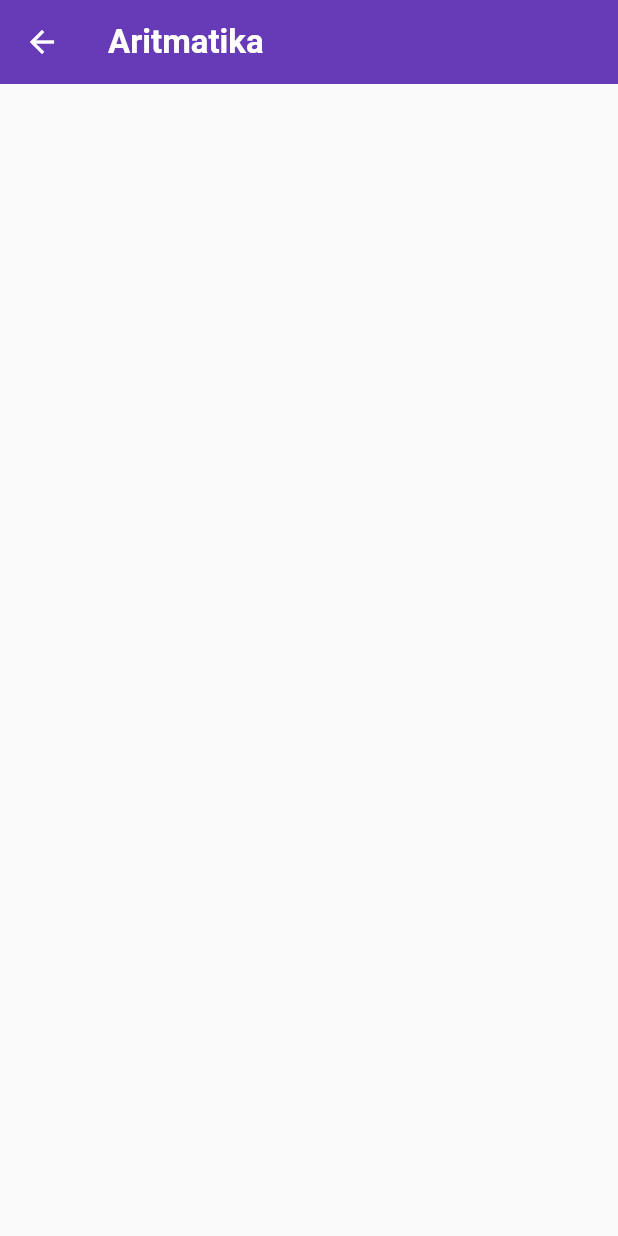
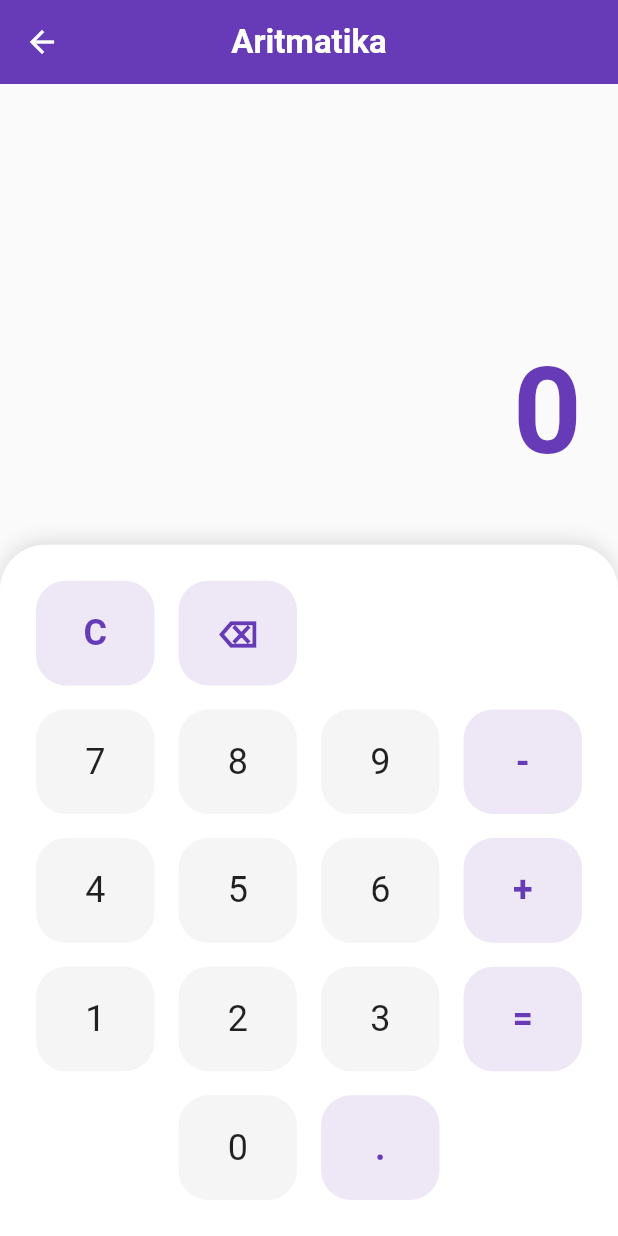
Before and after one commit to exuviadot/tugas2-tpm, a Flutter app: the HomePage screen opened directly, after a tap on "Aritmatika", on a phone screen of 412 x 824 dp. Run offline on Flutter 3.47's test engine with Material 3 defaults, Android fonts, the phone set to English and light mode, and no system bars.

Commit message:
update: data kelompok dan calc page

```diff
--- a/lib/pages/calc_page.dart
+++ b/lib/pages/calc_page.dart
@@ -10,14 +10,170 @@ class CalcPage extends StatefulWidget {
 }
 
 class _CalcPageState extends State<CalcPage> {
+  String _output = "0";
+  String _input = "";
+  double _num1 = 0;
+  String _operator = "";
+
+  void _onButtonPressed(String value) {
+    setState(() {
+      if (value == "C") {
+        _output = "0";
+        _input = "";
+        _num1 = 0;
+        _operator = "";
+      } else if (value == "⌫") {
+        if (_input.isNotEmpty) {
+          _input = _input.substring(0, _input.length - 1);
+          _output = _input.isEmpty ? "0" : _input;
+        }
+      } else if (value == "+" || value == "-") {
+        _num1 = double.tryParse(_input) ?? 0;
+        _operator = value;
+        _input = "";
+      } else if (value == ".") {
+
+        // buat titik
+        if (!_input.contains(".")) {
+          _input = _input.isEmpty ? "0." : _input + ".";
+          _output = _input;
+        }
+      } else if (value == "=") {
+        double num2 = double.tryParse(_input) ?? 0;
+        if (_operator == "+") {
+          _output = (_num1 + num2).toString();
+        } else if (_operator == "-") {
+          _output = (_num1 - num2).toString();
+        }
+
+        if (_output.endsWith(".0")) {
+          _output = _output.substring(0, _output.length - 2);
+        }
+
+        _input = _output;
+        _operator = "";
+      } else {
+        if (_input == "0" && value == "0") return;
+        _input += value;
+        _output = _input;
+      }
+    });
+  }
+
   @override
   Widget build(BuildContext context) {
     return Scaffold(
       backgroundColor: Colors.grey.shade50,
       appBar: AppBar(
-        title: Text(widget.menu.title, style: TextStyle(fontWeight: FontWeight.bold)),
+        title: Text(
+          widget.menu.title,
+          style: const TextStyle(
+            fontWeight: FontWeight.bold
+          )
+        ),
         backgroundColor: Colors.deepPurple,
         foregroundColor: Colors.white,
+        centerTitle: true,
+        elevation: 0,
+      ),
+      body: Column(
+        children: [
+
+          Expanded(
+            flex: 2,
+            child: Container(
+              padding: const EdgeInsets.symmetric(horizontal: 24, vertical: 32),
+              alignment: Alignment.bottomRight,
+              child: Column(
+                mainAxisAlignment: MainAxisAlignment.end,
+                crossAxisAlignment: CrossAxisAlignment.end,
+                children: [
+                  Text(
+                    _operator.isEmpty ? "" : "${_num1.toString().replaceAll(".0", "")} $_operator",
+                    style: const TextStyle(
+                      fontSize: 24,
+                      color: Colors.grey
+                    ),
+                  ),
+                  const SizedBox(height: 8),
+                  FittedBox(
+                    fit: BoxFit.scaleDown,
+                    child: Text(
+                      _output,
+                      style: const TextStyle(
+                        fontSize: 80,
+                        fontWeight: FontWeight.bold,
+                        color: Colors.deepPurple
+                      ),
+                    ),
+                  ),
+                ],
+              ),
+            ),
+          ),
+
+          Expanded(
+            flex: 3,
+            child: Container(
+              padding: const EdgeInsets.all(16),
+              decoration: const BoxDecoration(
+                color: Colors.white,
+                borderRadius: BorderRadius.only(topLeft: Radius.circular(30), topRight: Radius.circular(30)),
+                boxShadow: [BoxShadow(
+                  color: Colors.black12,
+                  blurRadius: 10,
+                  offset: Offset(0, -2)
+                )],
+              ),
+              child: Column(
+                children: [
+                  _buildRow(["C", "⌫", "", ""]),
+                  _buildRow(["7", "8", "9", "-"]),
+                  _buildRow(["4", "5", "6", "+"]),
+                  _buildRow(["1", "2", "3", "="]),
+                  _buildRow(["", "0", ".", ""]),
+                ],
+              ),
+            ),
+          ),
+        ],
+      ),
+    );
+  }
+
+  Widget _buildRow(List<String> values) {
+    return Expanded(
+      child: Row(
+        crossAxisAlignment: CrossAxisAlignment.stretch,
+        children: values.map((val) => _buildButton(val)).toList(),
+      ),
+    );
+  }
+
+  Widget _buildButton(String val) {
+    if (val.isEmpty) return Expanded(child: Container());
+
+    bool isOperator = val == "+" || val == "-" || val == "=" || val == "C" || val == "⌫" || val == ".";
+
+    return Expanded(
+      child: Padding(
+        padding: const EdgeInsets.all(8.0),
+        child: ElevatedButton(
+          onPressed: () => _onButtonPressed(val),
+          style: ElevatedButton.styleFrom(
+            backgroundColor: isOperator ? Colors.deepPurple.shade50 : Colors.grey.shade100,
+            foregroundColor: isOperator ? Colors.deepPurple : Colors.black87,
+            elevation: 0,
+            shape: RoundedRectangleBorder(borderRadius: BorderRadius.circular(20)),
+          ),
+          child: Text(
+            val,
+            style: TextStyle(
+              fontSize: 24,
+              fontWeight: isOperator ? FontWeight.bold : FontWeight.normal
+            ),
+          ),
+        ),
       ),
     );
   }
--- a/lib/pages/home_page.dart
+++ b/lib/pages/home_page.dart
@@ -45,7 +45,7 @@ class HomePage extends StatelessWidget {
             shape: RoundedRectangleBorder(borderRadius: BorderRadius.circular(20)),
             child: InkWell(
               borderRadius: BorderRadius.circular(20),
-              splashColor: menu.color.withValues(alpha: 0.3), // Efek klik berwarna
+              splashColor: menu.color.withValues(alpha: 0.3),
               hoverColor: menu.color.withValues(alpha: 0.1),
               onTap: () => Navigator.push(
                 context,
```
Also changed, not shown: lib/pages/data_kelompok_page.dart (+37 -1 lines).
